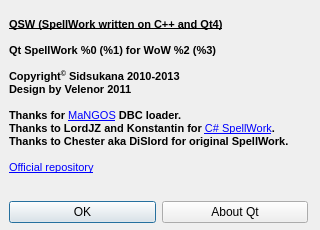
The window that QSW/SWAboutUI.ui (sidsukana/QSpellWork) describes before a commit, drawn with Qt 5.
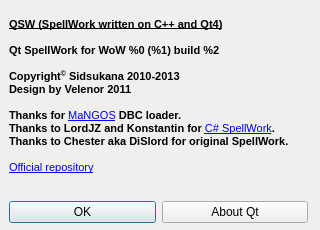
The same window after the commit. Icons and pictures are not drawn.

Patch:
```diff
--- a/QSW/SWAboutUI.ui
+++ b/QSW/SWAboutUI.ui
@@ -51,7 +51,7 @@
 &lt;/style&gt;&lt;/head&gt;&lt;body style=&quot; font-family:'MS Shell Dlg 2'; font-size:8pt; font-weight:400; font-style:normal;&quot;&gt;
 &lt;p style=&quot; margin-top:0px; margin-bottom:0px; margin-left:0px; margin-right:0px; -qt-block-indent:0; text-indent:0px;&quot;&gt;&lt;span style=&quot; font-weight:600; text-decoration: underline;&quot;&gt;QSW (SpellWork written on C++ and Qt4)&lt;/span&gt;&lt;/p&gt;
 &lt;p style=&quot;-qt-paragraph-type:empty; margin-top:0px; margin-bottom:0px; margin-left:0px; margin-right:0px; -qt-block-indent:0; text-indent:0px; font-weight:600;&quot;&gt;&lt;br /&gt;&lt;/p&gt;
-&lt;p style=&quot; margin-top:0px; margin-bottom:0px; margin-left:0px; margin-right:0px; -qt-block-indent:0; text-indent:0px;&quot;&gt;&lt;span style=&quot; font-weight:600;&quot;&gt;Qt SpellWork %0 (%1) for WoW %2 (%3)&lt;/span&gt;&lt;/p&gt;
+&lt;p style=&quot; margin-top:0px; margin-bottom:0px; margin-left:0px; margin-right:0px; -qt-block-indent:0; text-indent:0px;&quot;&gt;&lt;span style=&quot; font-weight:600;&quot;&gt;Qt SpellWork for WoW %0 (%1) build %2&lt;/span&gt;&lt;/p&gt;
 &lt;p style=&quot;-qt-paragraph-type:empty; margin-top:0px; margin-bottom:0px; margin-left:0px; margin-right:0px; -qt-block-indent:0; text-indent:0px; font-weight:600;&quot;&gt;&lt;br /&gt;&lt;/p&gt;
 &lt;p style=&quot; margin-top:0px; margin-bottom:0px; margin-left:0px; margin-right:0px; -qt-block-indent:0; text-indent:0px;&quot;&gt;&lt;span style=&quot; font-weight:600;&quot;&gt;Copyright&lt;/span&gt;&lt;span style=&quot; font-weight:600; vertical-align:super;&quot;&gt;©&lt;/span&gt;&lt;span style=&quot; font-weight:600;&quot;&gt; Sidsukana 2010-2013&lt;/span&gt;&lt;/p&gt;
 &lt;p style=&quot; margin-top:0px; margin-bottom:0px; margin-left:0px; margin-right:0px; -qt-block-indent:0; text-indent:0px;&quot;&gt;&lt;span style=&quot; font-weight:600;&quot;&gt;Design by Velenor 2011&lt;/span&gt;&lt;/p&gt;
```
